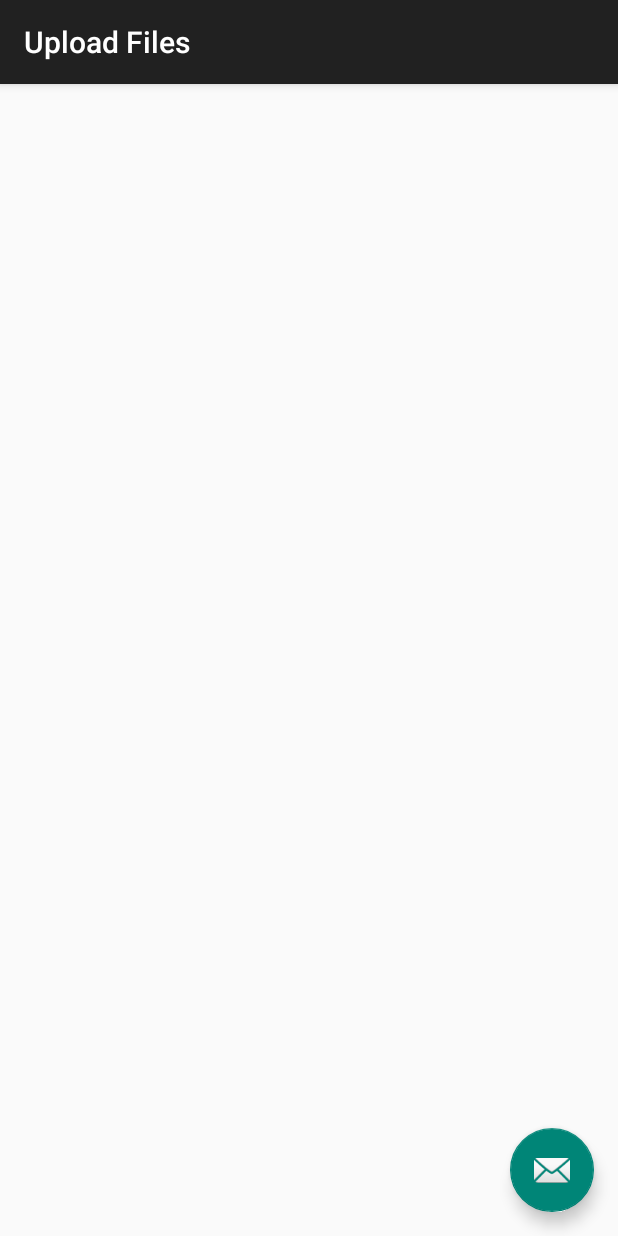
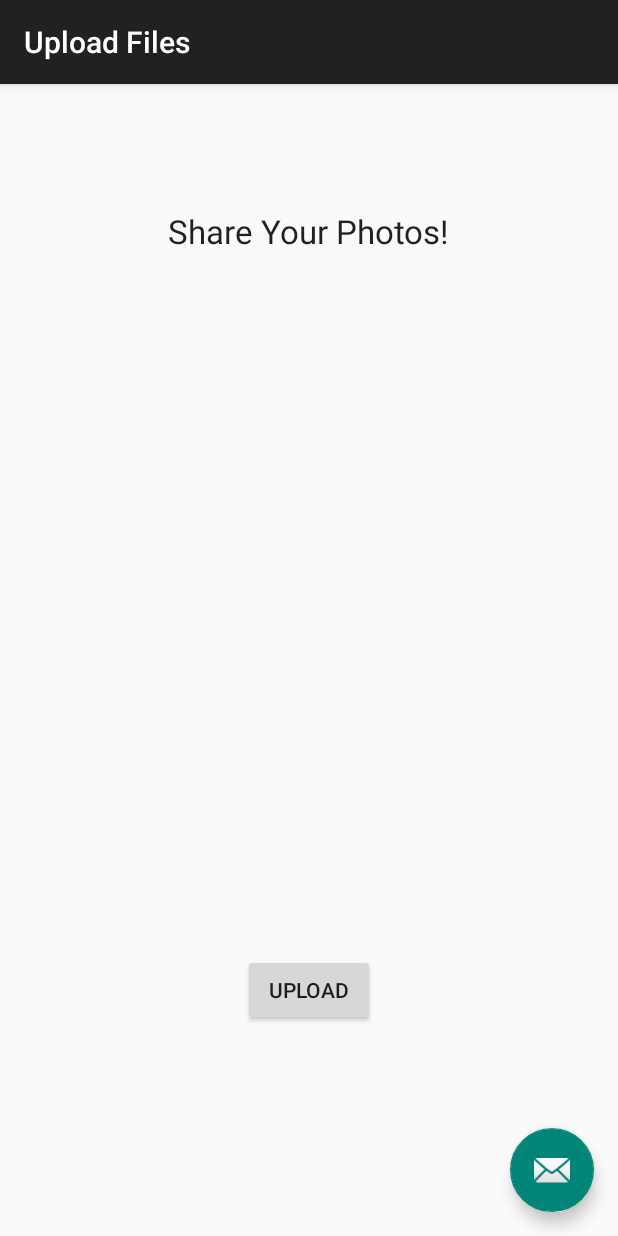
Before and after one commit to rajinder-raj/BoomerangoV3, an Android app: the Upload screen opened directly, with no data from a screen before it, on a phone screen of 412 x 824 dp. Run offline under Robolectric (Android 15) with nearby library versions, the phone set to English and light mode, and no system bars.

Commit message:
placeholders for the upload activity page - john

```diff
--- a/app/src/main/res/layout/content_upload.xml
+++ b/app/src/main/res/layout/content_upload.xml
@@ -12,4 +12,23 @@
     tools:context="boom.boomerangov3.Upload"
     tools:showIn="@layout/activity_upload">
 
+    <TextView
+        android:layout_width="wrap_content"
+        android:layout_height="wrap_content"
+        android:textAppearance="?android:attr/textAppearanceLarge"
+        android:text="@string/upload_title"
+        android:id="@+id/textView"
+        android:layout_alignParentTop="true"
+        android:layout_centerHorizontal="true"
+        android:layout_marginTop="67dp"
+        android:autoText="false" />
+
+    <Button
+        android:layout_width="wrap_content"
+        android:layout_height="wrap_content"
+        android:text="@string/upload_button"
+        android:id="@+id/button2"
+        android:layout_alignParentBottom="true"
+        android:layout_centerHorizontal="true"
+        android:layout_marginBottom="124dp" />
 </RelativeLayout>
--- a/app/src/main/res/values/strings.xml
+++ b/app/src/main/res/values/strings.xml
@@ -13,4 +13,8 @@
 
     <string name="hello_world">Hello world!</string>
     <string name="title_activity_upload">Upload Files</string>
+
+    <!-- Upload Activity strings -->
+    <string name="upload_title">Share Your Photos!</string>
+    <string name="upload_button">Upload</string>
 </resources>
```
